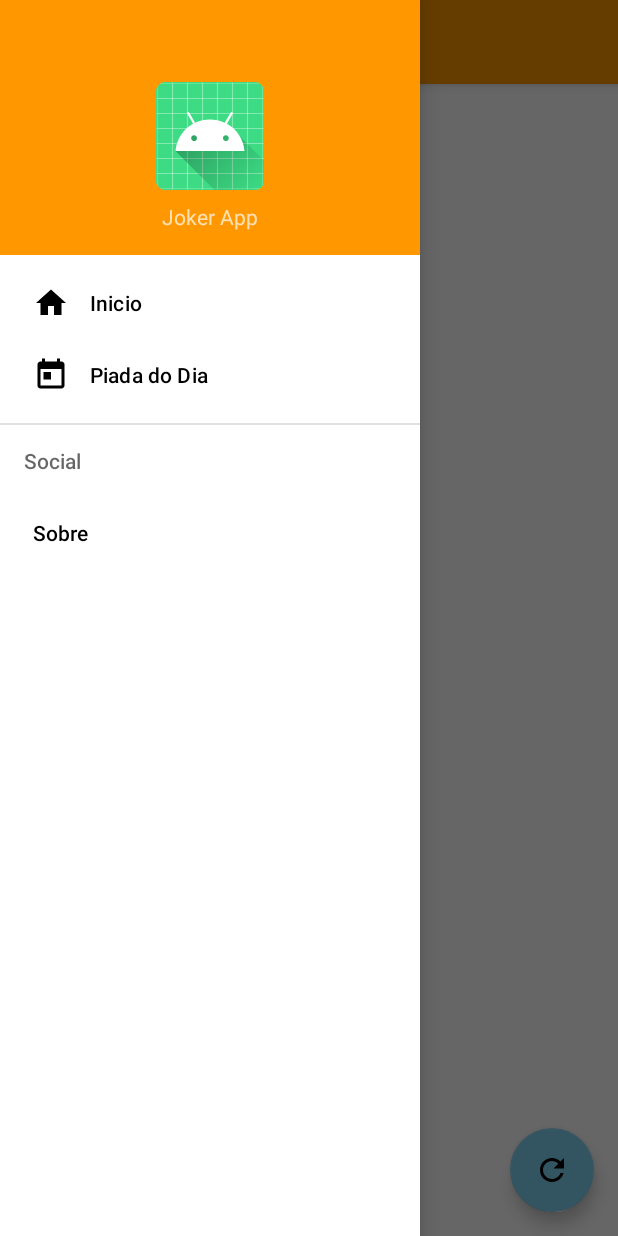
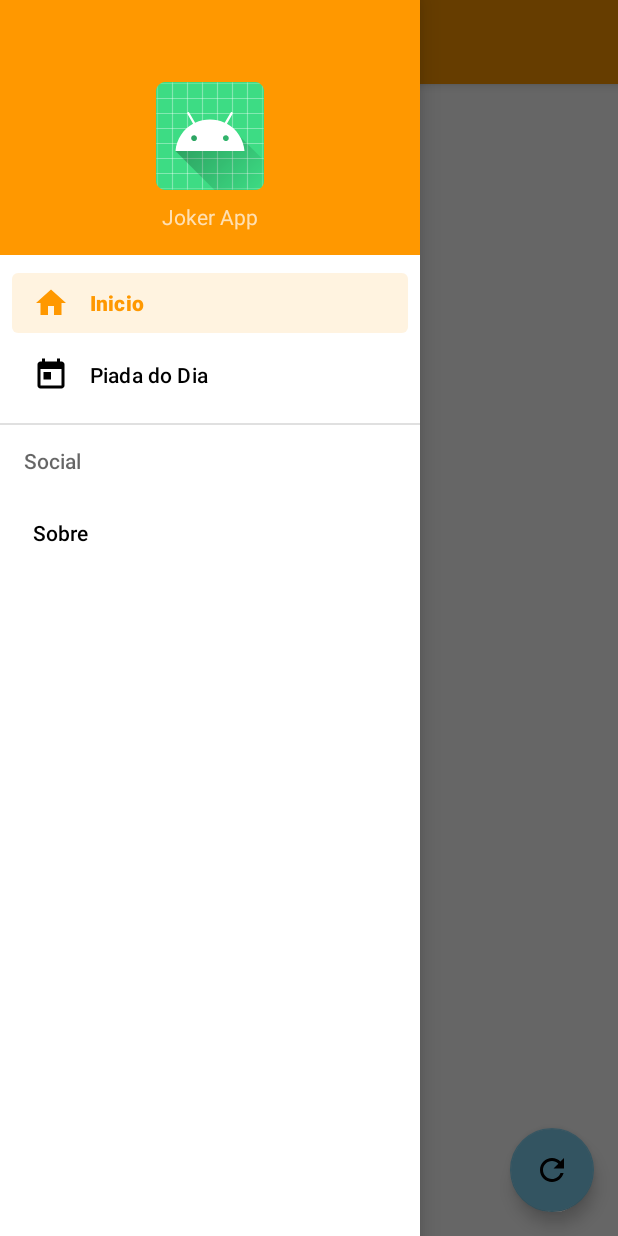
Before and after one commit to Miguel1138/Joker-App, an Android app: the screen it shows after launch (MainActivity), with the side drawer open, on a phone screen of 412 x 824 dp. Run offline under Robolectric (Android 15) with nearby library versions, the phone set to English and light mode, and no system bars; our stand-ins replace navigation-ui.

```diff
--- a/app/src/main/java/co/tiagoaguiar/tutorial/jokerappdev/MainActivity.kt
+++ b/app/src/main/java/co/tiagoaguiar/tutorial/jokerappdev/MainActivity.kt
@@ -2,10 +2,58 @@ package co.tiagoaguiar.tutorial.jokerappdev
 
 import android.os.Bundle
 import androidx.appcompat.app.AppCompatActivity
+import androidx.appcompat.widget.Toolbar
+import androidx.drawerlayout.widget.DrawerLayout
+import androidx.navigation.NavController
+import androidx.navigation.findNavController
+import androidx.navigation.ui.AppBarConfiguration
+import androidx.navigation.ui.navigateUp
+import androidx.navigation.ui.setupActionBarWithNavController
+import androidx.navigation.ui.setupWithNavController
+import com.google.android.material.navigation.NavigationView
 
-class MainActivity : AppCompatActivity() {
-  override fun onCreate(savedInstanceState: Bundle?) {
-    super.onCreate(savedInstanceState)
-    setContentView(R.layout.activity_main)
-  }
+class MainActivity : AppCompatActivity(R.layout.activity_main) {
+
+    private lateinit var navController: NavController
+    private lateinit var appBarConfig: AppBarConfiguration
+
+    override fun onCreate(savedInstanceState: Bundle?) {
+        super.onCreate(savedInstanceState)
+        setActionBarConfiguration()
+    }
+
+    private fun setActionBarConfiguration() {
+        val toolbar: Toolbar = findViewById(R.id.toolbar)
+        setSupportActionBar(toolbar)
+
+        createDrawerLayoutConfig()
+    }
+
+    private fun createDrawerLayoutConfig() {
+        val drawerLayout: DrawerLayout = findViewById(R.id.drawer_layout)
+        val navView: NavigationView = findViewById(R.id.main_nav_view)
+
+        initiateController()
+        passNameAndOpenFunctionalityTo(drawerLayout)
+        addControllerTo(navView)
+    }
+
+    private fun initiateController() {
+        navController = findNavController(R.id.nav_host_fragment_content_main)
+    }
+
+    private fun passNameAndOpenFunctionalityTo(drawerLayout: DrawerLayout) {
+        appBarConfig = AppBarConfiguration(
+            setOf(R.id.nav_home, R.id.nav_joke_day, R.id.nav_about),
+            drawerLayout
+        )
+        setupActionBarWithNavController(navController, appBarConfig)
+    }
+
+    private fun addControllerTo(navView: NavigationView) =
+        navView.setupWithNavController(navController)
+
+    override fun onSupportNavigateUp(): Boolean =
+        navController.navigateUp(appBarConfig) || super.onNavigateUp()
+
 }
--- a/app/src/main/res/layout/activity_main.xml
+++ b/app/src/main/res/layout/activity_main.xml
@@ -2,6 +2,7 @@
 <androidx.drawerlayout.widget.DrawerLayout xmlns:android="http://schemas.android.com/apk/res/android"
     xmlns:app="http://schemas.android.com/apk/res-auto"
     xmlns:tools="http://schemas.android.com/tools"
+    android:id="@+id/drawer_layout"
     android:layout_width="match_parent"
     android:layout_height="match_parent"
     tools:context=".MainActivity"
```
